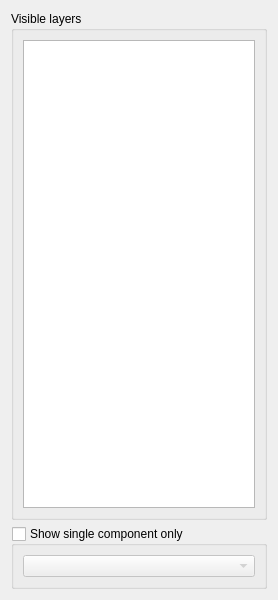
Ylannl/povipy, file povi/tools.ui: the form before one commit.
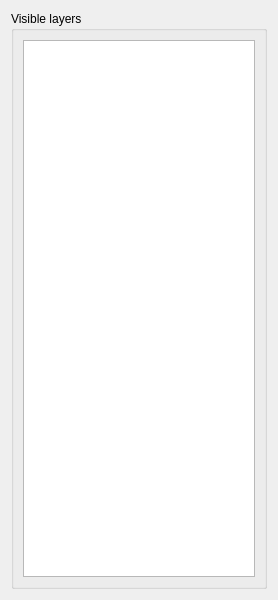
The form after the commit.

Patch:
```diff
--- a/povi/tools.ui
+++ b/povi/tools.ui
@@ -47,24 +47,6 @@
      </layout>
     </widget>
    </item>
-   <item>
-    <widget class="QGroupBox" name="groupBox_component">
-     <property name="title">
-      <string>Show single component only</string>
-     </property>
-     <property name="checkable">
-      <bool>true</bool>
-     </property>
-     <property name="checked">
-      <bool>false</bool>
-     </property>
-     <layout class="QVBoxLayout" name="verticalLayout_4">
-      <item>
-       <widget class="QComboBox" name="comboBox_component"/>
-      </item>
-     </layout>
-    </widget>
-   </item>
   </layout>
  </widget>
  <resources/>
```
